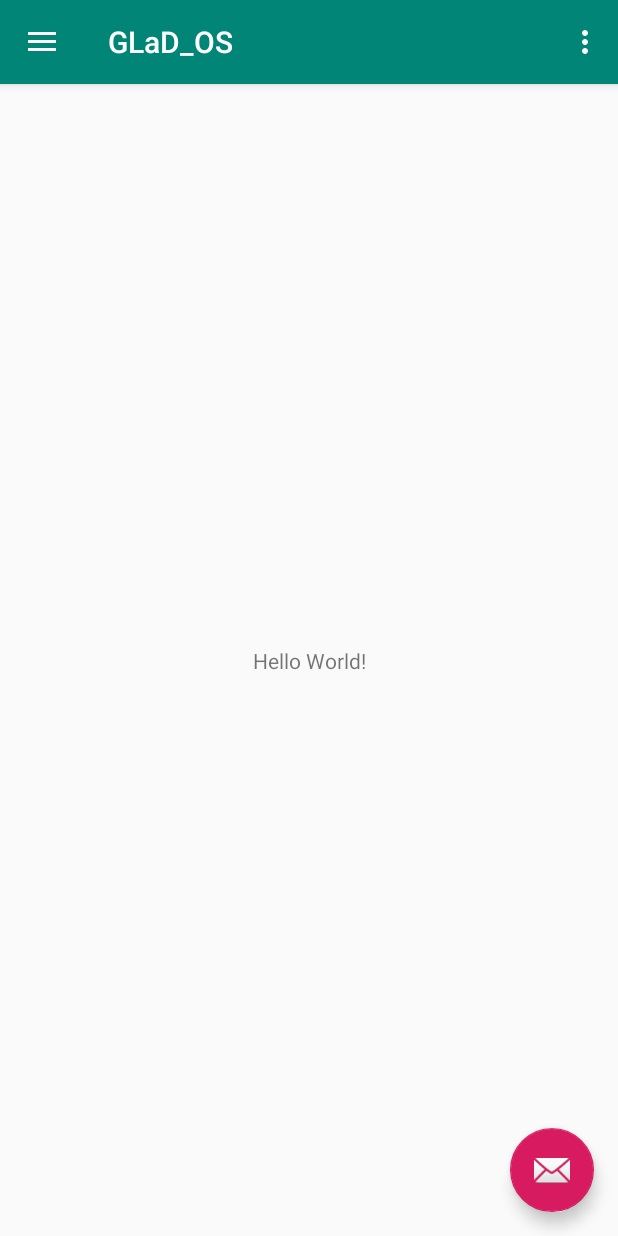
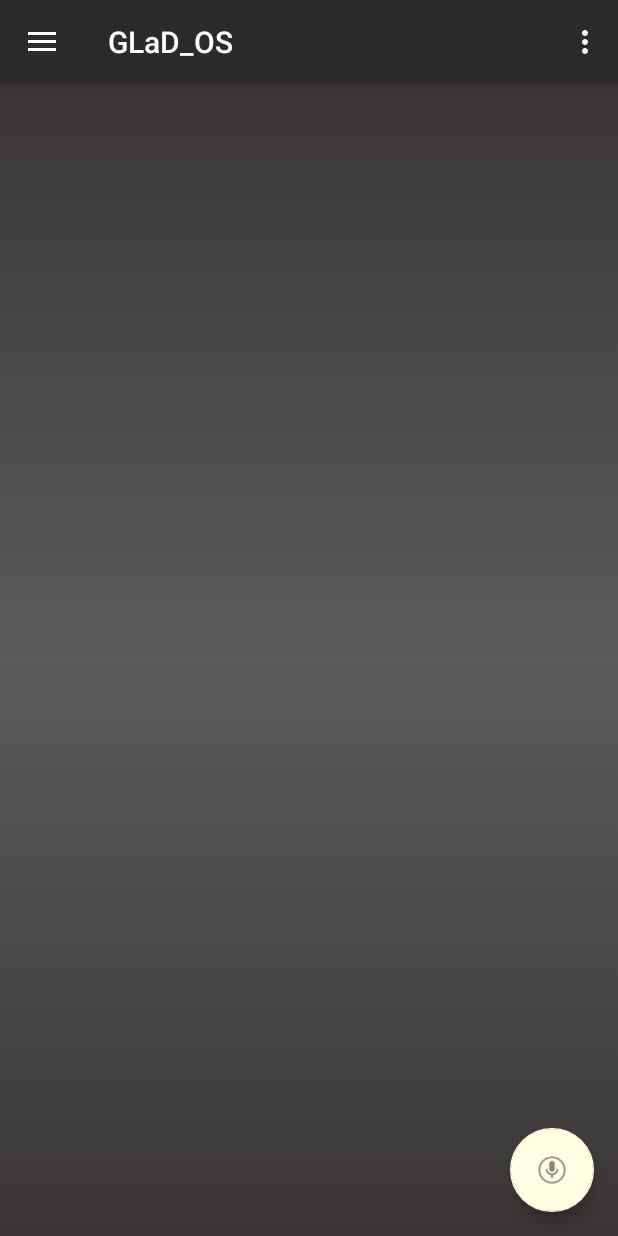
Before and after one commit to Arnie09/GLaD_OS, an Android app: the screen it shows after launch (MainActivity), on a phone screen of 412 x 824 dp. Run offline under Robolectric (Android 15) with nearby library versions, the phone set to English and light mode, and no system bars.

Commit message:
Set up the basic structure in the app

```diff
--- a/AndroidApp/GLaD_OS/app/src/main/java/com/example/glad_os/MainActivity.java
+++ b/AndroidApp/GLaD_OS/app/src/main/java/com/example/glad_os/MainActivity.java
@@ -24,13 +24,21 @@ public class MainActivity extends AppCompatActivity
         Toolbar toolbar = findViewById(R.id.toolbar);
         setSupportActionBar(toolbar);
         FloatingActionButton fab = findViewById(R.id.fab);
+
+
         fab.setOnClickListener(new View.OnClickListener() {
             @Override
             public void onClick(View view) {
+
+                /* Trigger voice
+                recording here
+                 */
+
                 Snackbar.make(view, "Replace with your own action", Snackbar.LENGTH_LONG)
                         .setAction("Action", null).show();
             }
         });
+
         DrawerLayout drawer = findViewById(R.id.drawer_layout);
         NavigationView navigationView = findViewById(R.id.nav_view);
         ActionBarDrawerToggle toggle = new ActionBarDrawerToggle(
@@ -65,7 +73,8 @@ public class MainActivity extends AppCompatActivity
         int id = item.getItemId();
 
         //noinspection SimplifiableIfStatement
-        if (id == R.id.action_settings) {
+        if (id == R.id.action_exit) {
+            finish();
             return true;
         }
 
@@ -78,17 +87,9 @@ public class MainActivity extends AppCompatActivity
         // Handle navigation view item clicks here.
         int id = item.getItemId();
 
-        if (id == R.id.nav_home) {
+        if (id == R.id.nav_about) {
             // Handle the camera action
-        } else if (id == R.id.nav_gallery) {
-
-        } else if (id == R.id.nav_slideshow) {
-
-        } else if (id == R.id.nav_tools) {
-
-        } else if (id == R.id.nav_share) {
-
-        } else if (id == R.id.nav_send) {
+        } else if (id == R.id.nav_history) {
 
         }
 
--- /dev/null
+++ b/AndroidApp/GLaD_OS/app/src/main/res/drawable/backgnd_grad.xml
@@ -0,0 +1,14 @@
+<?xml version="1.0" encoding="utf-8"?>
+<selector xmlns:android="http://schemas.android.com/apk/res/android">
+    <item>
+        <shape>
+            <gradient
+                android:angle="90"
+                android:centerColor="#5C5C5C"
+                android:startColor="#3A3636"
+                android:endColor="#3A3636"
+                android:type="linear"
+                />
+        </shape>
+    </item>
+</selector>
--- /dev/null
+++ b/AndroidApp/GLaD_OS/app/src/main/res/drawable/ic_history_black_24dp.xml
@@ -0,0 +1,5 @@
+<vector android:height="24dp" android:tint="#FFFAFE"
+    android:viewportHeight="24.0" android:viewportWidth="24.0"
+    android:width="24dp" xmlns:android="http://schemas.android.com/apk/res/android">
+    <path android:fillColor="#FF000000" android:pathData="M13,3c-4.97,0 -9,4.03 -9,9L1,12l3.89,3.89 0.07,0.14L9,12L6,12c0,-3.87 3.13,-7 7,-7s7,3.13 7,7 -3.13,7 -7,7c-1.93,0 -3.68,-0.79 -4.94,-2.06l-1.42,1.42C8.27,19.99 10.51,21 13,21c4.97,0 9,-4.03 9,-9s-4.03,-9 -9,-9zM12,8v5l4.28,2.54 0.72,-1.21 -3.5,-2.08L13.5,8L12,8z"/>
+</vector>
--- /dev/null
+++ b/AndroidApp/GLaD_OS/app/src/main/res/drawable/ic_info.xml
@@ -0,0 +1,5 @@
+<vector android:height="24dp" android:tint="#FFFAFE"
+    android:viewportHeight="24.0" android:viewportWidth="24.0"
+    android:width="24dp" xmlns:android="http://schemas.android.com/apk/res/android">
+    <path android:fillColor="#FF000000" android:pathData="M12,2C6.48,2 2,6.48 2,12s4.48,10 10,10 10,-4.48 10,-10S17.52,2 12,2zM13,17h-2v-6h2v6zM13,9h-2L11,7h2v2z"/>
+</vector>
--- a/AndroidApp/GLaD_OS/app/src/main/res/layout/activity_main.xml
+++ b/AndroidApp/GLaD_OS/app/src/main/res/layout/activity_main.xml
@@ -19,6 +19,9 @@
         android:layout_height="match_parent"
         android:layout_gravity="start"
         android:fitsSystemWindows="true"
+        android:background="#50C2C2C2"
+        app:itemTextColor="@color/colorAccent"
+        app:itemIconTint="@color/colorAccent"
         app:headerLayout="@layout/nav_header_main"
         app:menu="@menu/activity_main_drawer" />
 
--- a/AndroidApp/GLaD_OS/app/src/main/res/layout/app_bar_main.xml
+++ b/AndroidApp/GLaD_OS/app/src/main/res/layout/app_bar_main.xml
@@ -28,6 +28,6 @@
         android:layout_height="wrap_content"
         android:layout_gravity="bottom|end"
         android:layout_margin="@dimen/fab_margin"
-        app:srcCompat="@android:drawable/ic_dialog_email" />
+        app:srcCompat="@drawable/microphone_button_off" />
 
 </android.support.design.widget.CoordinatorLayout>
--- a/AndroidApp/GLaD_OS/app/src/main/res/layout/content_main.xml
+++ b/AndroidApp/GLaD_OS/app/src/main/res/layout/content_main.xml
@@ -5,16 +5,6 @@
     android:layout_width="match_parent"
     android:layout_height="match_parent"
     app:layout_behavior="@string/appbar_scrolling_view_behavior"
+    android:background="@drawable/backgnd_grad"
     tools:context=".MainActivity"
-    tools:showIn="@layout/app_bar_main">
-
-    <TextView
-        android:layout_width="wrap_content"
-        android:layout_height="wrap_content"
-        android:text="Hello World!"
-        app:layout_constraintBottom_toBottomOf="parent"
-        app:layout_constraintLeft_toLeftOf="parent"
-        app:layout_constraintRight_toRightOf="parent"
-        app:layout_constraintTop_toTopOf="parent" />
-
-</android.support.constraint.ConstraintLayout>
+    tools:showIn="@layout/app_bar_main"/>
--- a/AndroidApp/GLaD_OS/app/src/main/res/layout/nav_header_main.xml
+++ b/AndroidApp/GLaD_OS/app/src/main/res/layout/nav_header_main.xml
@@ -3,14 +3,14 @@
     xmlns:app="http://schemas.android.com/apk/res-auto"
     android:layout_width="match_parent"
     android:layout_height="@dimen/nav_header_height"
-    android:background="@drawable/side_nav_bar"
+    android:background="#C2C2C2"
     android:gravity="bottom"
     android:orientation="vertical"
     android:paddingLeft="@dimen/activity_horizontal_margin"
     android:paddingTop="@dimen/activity_vertical_margin"
     android:paddingRight="@dimen/activity_horizontal_margin"
     android:paddingBottom="@dimen/activity_vertical_margin"
-    android:theme="@style/ThemeOverlay.AppCompat.Dark">
+    android:theme="@style/ThemeOverlay.AppCompat.Light">
 
     <ImageView
         android:id="@+id/imageView"
@@ -24,13 +24,13 @@
         android:layout_width="match_parent"
         android:layout_height="wrap_content"
         android:paddingTop="@dimen/nav_header_vertical_spacing"
-        android:text="@string/nav_header_title"
+        android:text="GLaD_OS"
         android:textAppearance="@style/TextAppearance.AppCompat.Body1" />
 
     <TextView
         android:id="@+id/textView"
         android:layout_width="wrap_content"
         android:layout_height="wrap_content"
-        android:text="@string/nav_header_subtitle" />
+        android:text="Always with you!" />
 
 </LinearLayout>
--- a/AndroidApp/GLaD_OS/app/src/main/res/menu/activity_main_drawer.xml
+++ b/AndroidApp/GLaD_OS/app/src/main/res/menu/activity_main_drawer.xml
@@ -5,33 +5,20 @@
 
     <group android:checkableBehavior="single">
         <item
-            android:id="@+id/nav_home"
-            android:icon="@drawable/ic_menu_camera"
-            android:title="@string/menu_home" />
-        <item
-            android:id="@+id/nav_gallery"
-            android:icon="@drawable/ic_menu_gallery"
-            android:title="@string/menu_gallery" />
-        <item
-            android:id="@+id/nav_slideshow"
-            android:icon="@drawable/ic_menu_slideshow"
-            android:title="@string/menu_slideshow" />
-        <item
-            android:id="@+id/nav_tools"
-            android:icon="@drawable/ic_menu_manage"
-            android:title="@string/menu_tools" />
+            android:id="@+id/nav_history"
+            android:icon="@drawable/ic_history_black_24dp"
+            android:title="@string/menu_history" />
+
     </group>
 
-    <item android:title="Communicate">
+    <item android:title="Information"
+        >
         <menu>
             <item
-                android:id="@+id/nav_share"
-                android:icon="@drawable/ic_menu_share"
-                android:title="@string/menu_share" />
-            <item
-                android:id="@+id/nav_send"
-                android:icon="@drawable/ic_menu_send"
-                android:title="@string/menu_send" />
+                android:id="@+id/nav_about"
+                android:icon="@drawable/ic_info"
+                android:title="@string/menu_about" />
+
         </menu>
     </item>
 
--- a/AndroidApp/GLaD_OS/app/src/main/res/menu/main.xml
+++ b/AndroidApp/GLaD_OS/app/src/main/res/menu/main.xml
@@ -2,8 +2,8 @@
 <menu xmlns:android="http://schemas.android.com/apk/res/android"
     xmlns:app="http://schemas.android.com/apk/res-auto">
     <item
-        android:id="@+id/action_settings"
+        android:id="@+id/action_exit"
         android:orderInCategory="100"
-        android:title="@string/action_settings"
+        android:title="@string/action_exit"
         app:showAsAction="never" />
 </menu>
--- a/AndroidApp/GLaD_OS/app/src/main/res/values/colors.xml
+++ b/AndroidApp/GLaD_OS/app/src/main/res/values/colors.xml
@@ -1,6 +1,6 @@
 <?xml version="1.0" encoding="utf-8"?>
 <resources>
-    <color name="colorPrimary">#008577</color>
-    <color name="colorPrimaryDark">#00574B</color>
-    <color name="colorAccent">#D81B60</color>
+    <color name="colorPrimary">#2B2B2B</color>
+    <color name="colorPrimaryDark">#868686</color>
+    <color name="colorAccent">#FFFFE4</color>
 </resources>
--- a/AndroidApp/GLaD_OS/app/src/main/res/values/strings.xml
+++ b/AndroidApp/GLaD_OS/app/src/main/res/values/strings.xml
@@ -13,4 +13,7 @@
     <string name="menu_tools">Tools</string>
     <string name="menu_share">Share</string>
     <string name="menu_send">Send</string>
+    <string name="menu_about">About</string>
+    <string name="menu_history">History</string>
+    <string name="action_exit">Exit</string>
 </resources>
```
Also changed, not shown: AndroidApp/GLaD_OS/app/src/main/res/drawable/microphone_button_off.png (added).
